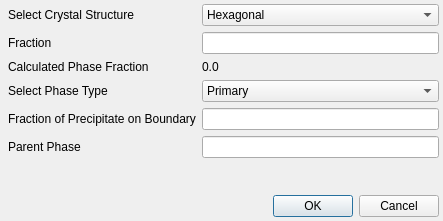
First picture: the form in Source/Plugins/StatsGenerator/Widgets/UI_Files/EditPhaseDialog.ui, repository BlueQuartzSoftware/DREAM3D, before the edit.
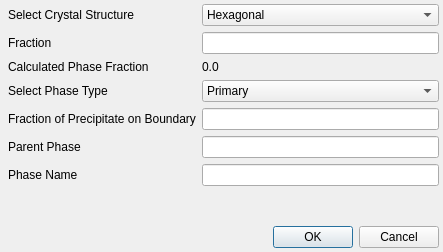
Second picture: the form after the edit.

What changed in the file:
```diff
--- a/Source/Plugins/StatsGenerator/Widgets/UI_Files/EditPhaseDialog.ui
+++ b/Source/Plugins/StatsGenerator/Widgets/UI_Files/EditPhaseDialog.ui
@@ -7,7 +7,7 @@
     <x>0</x>
     <y>0</y>
     <width>443</width>
-    <height>221</height>
+    <height>252</height>
    </rect>
   </property>
   <property name="windowTitle">
@@ -164,6 +164,16 @@
      <item row="5" column="1">
       <widget class="QLineEdit" name="ParentPhase"/>
      </item>
+     <item row="6" column="0">
+      <widget class="QLabel" name="label_4">
+       <property name="text">
+        <string>Phase Name</string>
+       </property>
+      </widget>
+     </item>
+     <item row="6" column="1">
+      <widget class="QLineEdit" name="m_PhaseName"/>
+     </item>
     </layout>
    </item>
    <item>
```
